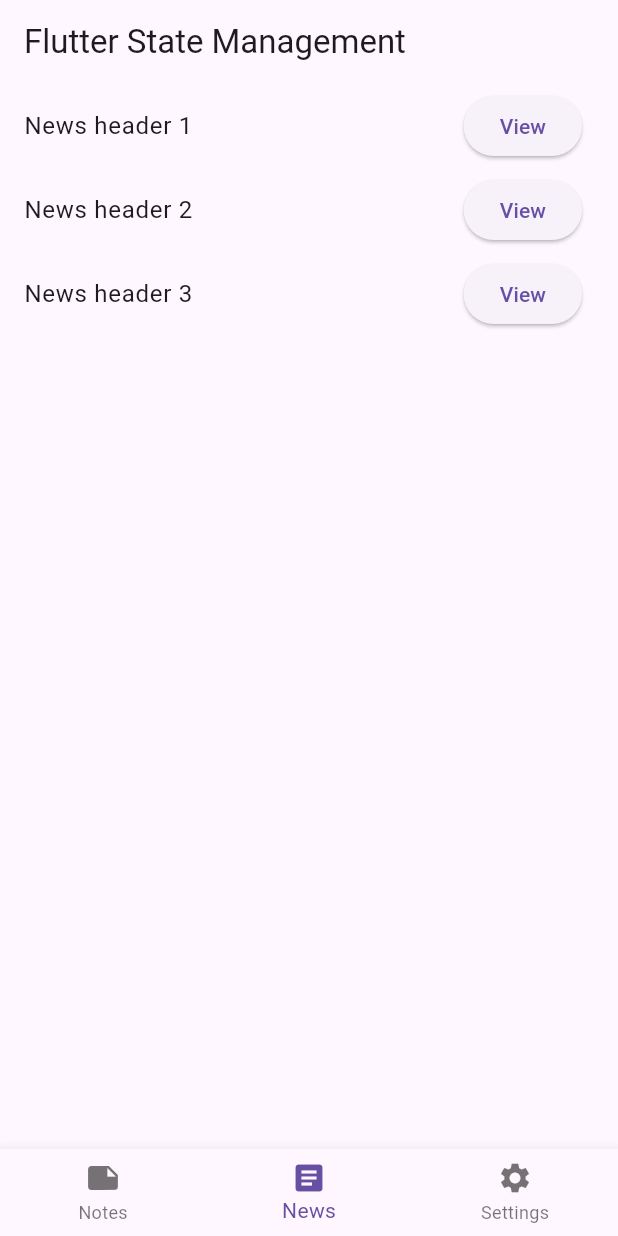
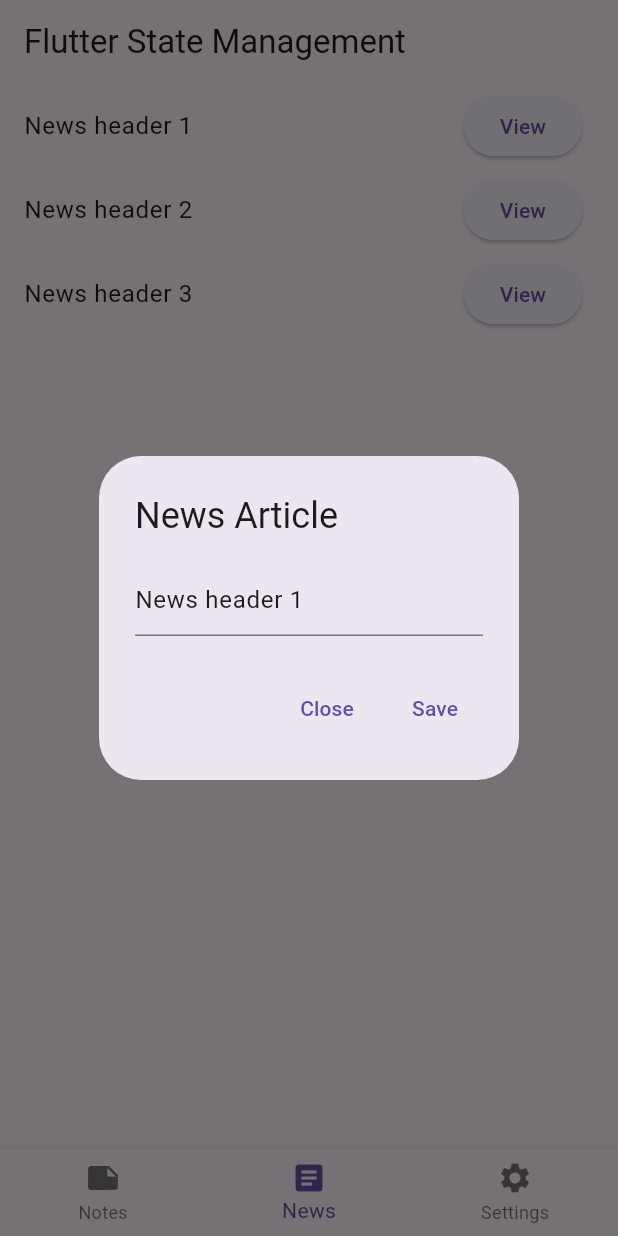
Before and after one commit to JPimia/Flutter_State_Management, a Flutter app: the screen it shows after launch, item 2 of the bottom bar chosen, after a tap on "View", on a phone screen of 412 x 824 dp. Run offline on Flutter 3.47's test engine with Material 3 defaults, Android fonts, the phone set to English and light mode, and no system bars; our stand-ins replace bloc, equatable, flutter_bloc.

Commit message:
News articles are now editable

```diff
--- a/bloc/lib/news_bloc/news_event.dart
+++ b/bloc/lib/news_bloc/news_event.dart
@@ -9,7 +9,8 @@ abstract class NewsEvent extends Equatable {
 
 class LoadNews extends NewsEvent {}
 
-class ViewNews extends NewsEvent {
+class EditNews extends NewsEvent {
   final int index;
-  ViewNews(this.index);
+  final String newNewsArticle;
+  EditNews(this.index, this.newNewsArticle);
 }
--- a/bloc/lib/screens/news_screen.dart
+++ b/bloc/lib/screens/news_screen.dart
@@ -23,6 +23,7 @@ class NewsScreen extends StatelessWidget {
                 trailing: ElevatedButton(
                   onPressed: () {
                     // You can add more logic for "View" action here
+                    _showEditDialog(context, state.newsArticles[index], index);
                   },
                   child: Text("View"),
                 ),
@@ -34,4 +35,39 @@ class NewsScreen extends StatelessWidget {
       },
     );
   }
+
+  void _showEditDialog(BuildContext context, String newsArticle, int index) {
+    final TextEditingController controller =
+        TextEditingController(text: newsArticle);
+
+    showDialog(
+      context: context,
+      builder: (context) {
+        return AlertDialog(
+          title: Text("News Article"),
+          content: TextField(
+            controller: controller,
+            decoration: InputDecoration(hintText: "Enter news article"),
+          ),
+          actions: [
+            TextButton(
+              onPressed: () {
+                Navigator.of(context).pop();
+              },
+              child: Text("Close"),
+            ),
+            TextButton(
+              onPressed: () {
+                context.read<NewsBloc>().add(
+                      EditNews(index, controller.text),
+                    );
+                Navigator.of(context).pop();
+              },
+              child: Text("Save"),
+            ),
+          ],
+        );
+      },
+    );
+  }
 }
--- a/bloc/lib/screens/notes_screen.dart
+++ b/bloc/lib/screens/notes_screen.dart
@@ -1,4 +1,3 @@
-import 'package:bloc_example/blocs/counter/counter_bloc.dart';
 import 'package:bloc_example/blocs/counter/counter_event.dart';
 import 'package:bloc_example/blocs/counter/counter_state.dart';
 import 'package:flutter/material.dart';
@@ -17,14 +16,12 @@ class NotesScreen extends StatelessWidget {
             child: BlocBuilder<NotesBloc, NotesState>(
               builder: (context, state) {
                 if (state is NotesLoading) {
-                  // Display a loading spinner while notes are being loaded.
-                  // If loading state, show "Add Note" button instead of circular indicator
-                  return Center(
+                  return const Center(
                     child: Column(
                       mainAxisAlignment: MainAxisAlignment.center,
                       children: [
                         Text("No notes available. Please add a note."),
-                        const SizedBox(height: 16),
+                        SizedBox(height: 16),
                       ],
                     ),
                   );
@@ -41,7 +38,7 @@ class NotesScreen extends StatelessWidget {
                             // Edit button (could be hooked up to an edit action).
                             ElevatedButton(
                               onPressed: () {
-                                // Example edit logic: replace the note with "Edited Note"
+                                // replace the note with "Edited Note"
                                 context
                                     .read<NotesBloc>()
                                     .add(EditNote(index, 'Edited Note'));
@@ -49,7 +46,6 @@ class NotesScreen extends StatelessWidget {
                               child: Text("Edit"),
                             ),
                             const SizedBox(width: 8),
-                            // Delete button
                             ElevatedButton(
                               onPressed: () {
                                 context
@@ -81,6 +77,7 @@ class NotesScreen extends StatelessWidget {
               ),
             ],
           ),
+          const SizedBox(height: 8),
         ],
       ),
     );
```
Also changed, not shown: bloc/lib/news_bloc/news_bloc.dart (+12 -3 lines), 1 other file.
